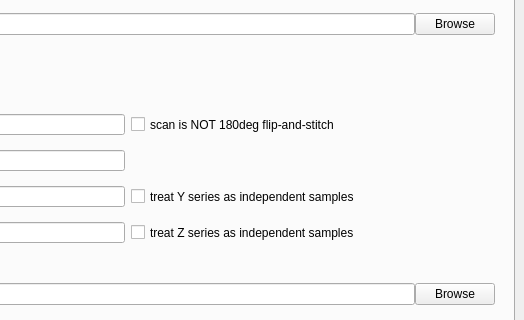
Before: the Qt Designer form share/imbl-ui.ui in AustralianSynchrotron/imblproc, drawn with Qt 5; both pictures show x 705 to 1229 and y 295 to 615 of the 1229 by 858 pixel window.
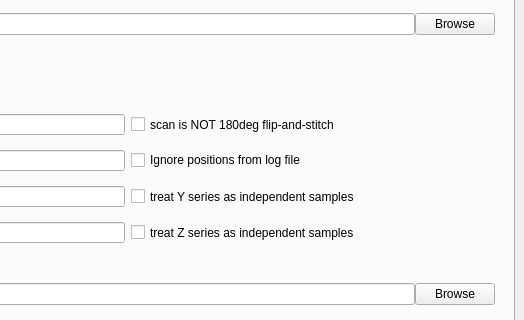
After: the same form once the commit is applied. The open tabs and pages were chosen to show the change. Icons and pictures are not drawn.

Patch:
```diff
--- a/share/imbl-ui.ui
+++ b/share/imbl-ui.ui
@@ -267,6 +267,13 @@
                </property>
               </widget>
              </item>
+             <item row="3" column="2">
+              <widget class="QCheckBox" name="ignoreLog">
+               <property name="text">
+                <string>Ignore positions from log file</string>
+               </property>
+              </widget>
+             </item>
             </layout>
            </item>
            <item row="3" column="0">
```
Left out of the diff: 2 changed lines with no effect on the pictures.
